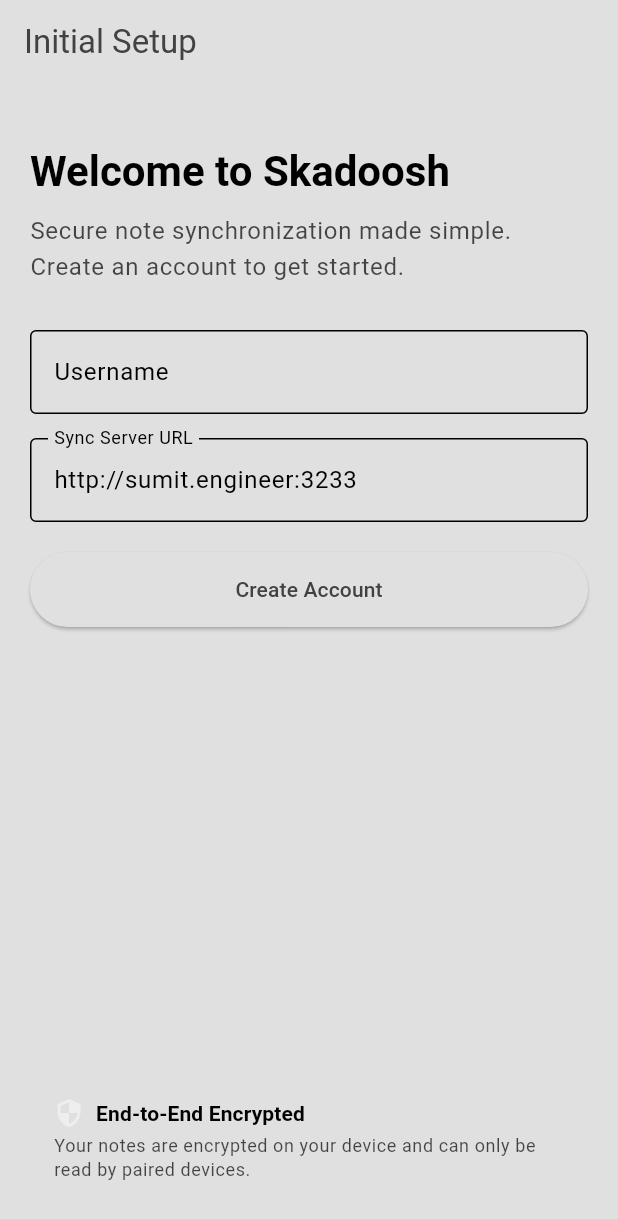
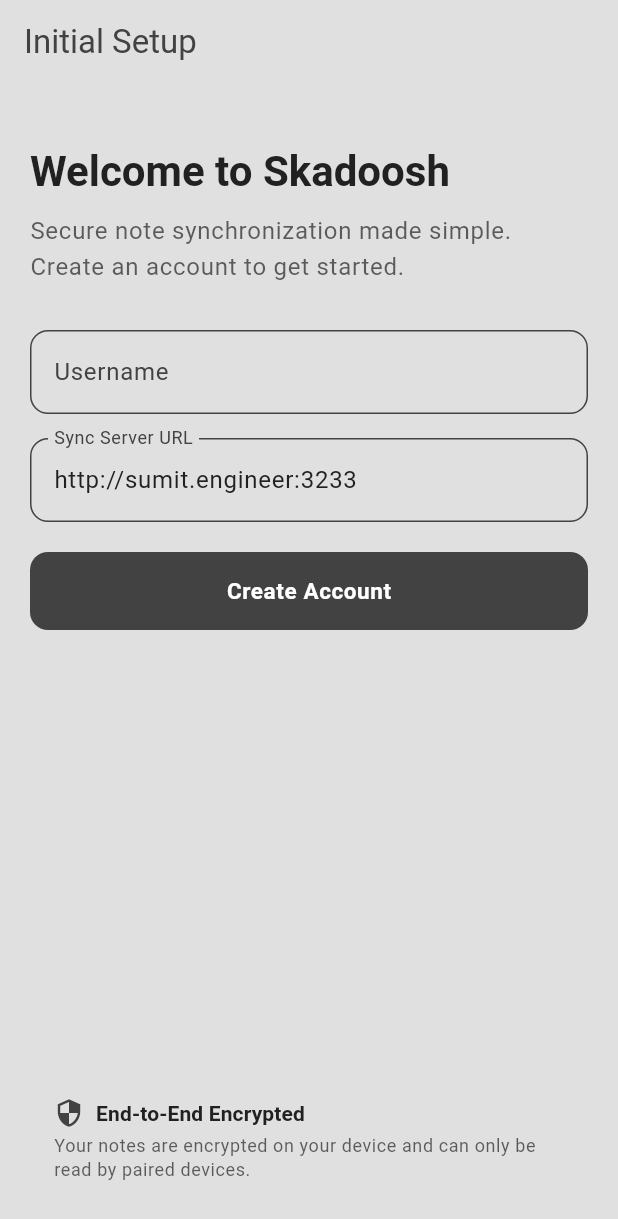
Before and after one commit to Z-xus/skadoosh-android, a Flutter app: the screen it shows after launch, on a phone screen of 412 x 824 dp. Shown: the top 1219 px of the screen. Run offline on Flutter 3.47's test engine with Material 3 defaults, Android fonts, the phone set to English and light mode, and no system bars; our stand-ins replace device_info_plus, isar, popover, shared_preferences, watcher; missing offline and left inert: appflowy_editor, diff_match_patch, pointycastle; accounts and stored records are empty; generated files the repository leaves out were written again.

Commit message:
feat(ui): fix theme

```diff
--- a/lib/pages/user_onboarding_page.dart
+++ b/lib/pages/user_onboarding_page.dart
@@ -194,20 +194,60 @@ class _UserOnboardingPageState extends State<UserOnboardingPage> {
               // Registration form
               TextField(
                 controller: _usernameController,
-                decoration: const InputDecoration(
+                decoration: InputDecoration(
                   labelText: 'Username',
                   hintText: 'Enter your username',
                   border: OutlineInputBorder(),
+
+                  labelStyle: TextStyle(
+                    color: Theme.of(context).colorScheme.inversePrimary,
+                  ),
+                  floatingLabelStyle: TextStyle(
+                    color: Theme.of(context).colorScheme.inversePrimary,
+                  ),
+                  enabledBorder: OutlineInputBorder(
+                    borderRadius: BorderRadius.circular(12),
+                    borderSide: BorderSide(
+                      color: Theme.of(context).colorScheme.inversePrimary,
+                    ),
+                  ),
+                  focusedBorder: OutlineInputBorder(
+                    borderRadius: BorderRadius.circular(12),
+                    borderSide: BorderSide(
+                      color: Theme.of(context).colorScheme.inversePrimary,
+                      width: 1.5,
+                    ),
+                  ),
                 ),
                 enabled: !_isLoading,
               ),
               const SizedBox(height: 16),
               TextField(
                 controller: _syncUrlController,
-                decoration: const InputDecoration(
+                decoration: InputDecoration(
                   labelText: 'Sync Server URL',
                   hintText: 'https://your-server.com',
                   border: OutlineInputBorder(),
+
+                  labelStyle: TextStyle(
+                    color: Theme.of(context).colorScheme.inversePrimary,
+                  ),
+                  floatingLabelStyle: TextStyle(
+                    color: Theme.of(context).colorScheme.inversePrimary,
+                  ),
+                  enabledBorder: OutlineInputBorder(
+                    borderRadius: BorderRadius.circular(12),
+                    borderSide: BorderSide(
+                      color: Theme.of(context).colorScheme.inversePrimary,
+                    ),
+                  ),
+                  focusedBorder: OutlineInputBorder(
+                    borderRadius: BorderRadius.circular(12),
+                    borderSide: BorderSide(
+                      color: Theme.of(context).colorScheme.inversePrimary,
+                      width: 1.5,
+                    ),
+                  ),
                 ),
                 enabled: !_isLoading,
               ),
@@ -233,15 +273,37 @@ class _UserOnboardingPageState extends State<UserOnboardingPage> {
               // Register button
               SizedBox(
                 width: double.infinity,
-                height: 50,
+                height: 52,
                 child: ElevatedButton(
                   onPressed: _isLoading ? null : _registerUser,
+                  style: ElevatedButton.styleFrom(
+                    elevation: 0,
+                    backgroundColor: Theme.of(
+                      context,
+                    ).colorScheme.inversePrimary,
+                    disabledBackgroundColor: Theme.of(
+                      context,
+                    ).colorScheme.primary.withOpacity(0.4),
+                    shape: RoundedRectangleBorder(
+                      borderRadius: BorderRadius.circular(12),
+                    ),
+                  ),
                   child: _isLoading
-                      ? const CircularProgressIndicator()
+                      ? SizedBox(
+                          width: 22,
+                          height: 22,
+                          child: CircularProgressIndicator(
+                            strokeWidth: 2,
+                            color: Theme.of(context).colorScheme.onPrimary,
+                          ),
+                        )
                       : Text(
                           'Create Account',
                           style: TextStyle(
-                            color: Theme.of(context).colorScheme.inversePrimary,
+                            fontSize: 15,
+                            fontWeight: FontWeight.w600,
+                            letterSpacing: 0.4,
+                            color: Theme.of(context).colorScheme.onPrimary,
                           ),
                         ),
                 ),
@@ -250,6 +312,9 @@ class _UserOnboardingPageState extends State<UserOnboardingPage> {
             ] else ...[
               // Registered user view
               Card(
+                // elevation: 0,
+                borderOnForeground: true,
+                color: Theme.of(context).colorScheme.inverseSurface,
                 child: Padding(
                   padding: const EdgeInsets.all(16),
                   child: Column(
@@ -257,23 +322,23 @@ class _UserOnboardingPageState extends State<UserOnboardingPage> {
                     children: [
                       Text(
                         'Your Share ID',
-                        style: Theme.of(context).textTheme.titleMedium
-                            ?.copyWith(fontWeight: FontWeight.bold),
+                        style: TextStyle(
+                          color: Theme.of(context).colorScheme.primary,
+                          fontWeight: FontWeight.bold,
+                        ),
                       ),
                       const SizedBox(height: 8),
                       Row(
+                        mainAxisAlignment: MainAxisAlignment.center,
                         children: [
-                          Expanded(
-                            child: Text(
+                          Text(
                             _shareId ?? '',
                             style: Theme.of(context).textTheme.headlineSmall
                                 ?.copyWith(
                                   fontFamily: 'Courier',
-                                    color: Theme.of(
-                                      context,
-                                    ).colorScheme.inversePrimary,
+                                  color: Theme.of(context).colorScheme.primary,
                                   fontWeight: FontWeight.bold,
-                                  ),
+                                  fontSize: 28,
                                 ),
                           ),
                           IconButton(
@@ -286,10 +351,10 @@ class _UserOnboardingPageState extends State<UserOnboardingPage> {
                       const SizedBox(height: 8),
                       Text(
                         'Share this ID with others to sync notes securely.',
-                        style: Theme.of(context).textTheme.bodyMedium?.copyWith(
-                          color: Theme.of(
-                            context,
-                          ).colorScheme.onSurface.withValues(alpha: 0.7),
+                        style: TextStyle(
+                          color: Theme.of(context).colorScheme.primary,
+                          fontWeight: FontWeight.bold,
+                          fontSize: 12,
                         ),
                       ),
                     ],
@@ -301,14 +366,26 @@ class _UserOnboardingPageState extends State<UserOnboardingPage> {
               // Action buttons
               SizedBox(
                 width: double.infinity,
-                height: 50,
+                height: 52,
                 child: ElevatedButton.icon(
                   onPressed: _goToNotes,
-                  icon: const Icon(Icons.note),
-                  label: Text(
+                  style: ElevatedButton.styleFrom(
+                    elevation: 0,
+                    backgroundColor: Theme.of(
+                      context,
+                    ).colorScheme.inversePrimary,
+                    foregroundColor: Theme.of(context).colorScheme.primary,
+                    shape: RoundedRectangleBorder(
+                      borderRadius: BorderRadius.circular(12),
+                    ),
+                  ),
+                  icon: Icon(Icons.note, size: 18),
+                  label: const Text(
                     'Start Taking Notes',
                     style: TextStyle(
-                      color: Theme.of(context).colorScheme.inversePrimary,
+                      fontSize: 15,
+                      fontWeight: FontWeight.w600,
+                      letterSpacing: 0.4,
                     ),
                   ),
                 ),
@@ -316,14 +393,25 @@ class _UserOnboardingPageState extends State<UserOnboardingPage> {
               const SizedBox(height: 12),
               SizedBox(
                 width: double.infinity,
-                height: 50,
+                height: 52,
                 child: OutlinedButton.icon(
                   onPressed: _goToDeviceManagement,
-                  icon: const Icon(Icons.devices),
-                  label: Text(
+                  style: OutlinedButton.styleFrom(
+                    foregroundColor: Theme.of(context).colorScheme.onSurface,
+                    side: BorderSide(
+                      color: Theme.of(context).colorScheme.outline,
+                    ),
+                    shape: RoundedRectangleBorder(
+                      borderRadius: BorderRadius.circular(12),
+                    ),
+                  ),
+                  icon: Icon(Icons.devices, size: 18),
+                  label: const Text(
                     'Manage Devices',
                     style: TextStyle(
-                      color: Theme.of(context).colorScheme.inversePrimary,
+                      fontSize: 15,
+                      fontWeight: FontWeight.w600,
+                      letterSpacing: 0.4,
                     ),
                   ),
                 ),
@@ -349,7 +437,7 @@ class _UserOnboardingPageState extends State<UserOnboardingPage> {
                       Icon(
                         Icons.security,
                         size: 20,
-                        color: Theme.of(context).colorScheme.primary,
+                        color: Theme.of(context).colorScheme.inversePrimary,
                       ),
                       const SizedBox(width: 8),
                       Text(
--- a/lib/theme/theme.dart
+++ b/lib/theme/theme.dart
@@ -1,21 +1,40 @@
 import 'package:flutter/material.dart';
 
 ThemeData lightMode = ThemeData(
+  useMaterial3: true,
   brightness: Brightness.light,
   colorScheme: ColorScheme.light(
     surface: Colors.grey.shade300,
     primary: Colors.grey.shade200,
     secondary: Colors.grey.shade400,
     inversePrimary: Colors.grey.shade800,
+    outline: Colors.grey.shade500,
+    onSurface: Colors.grey.shade900,
+    onSurfaceVariant: Colors.grey.shade700,
+  ),
+  inputDecorationTheme: InputDecorationTheme(
+    enabledBorder: OutlineInputBorder(
+      borderSide: BorderSide(color: Colors.grey.shade500),
+      borderRadius: BorderRadius.circular(12),
+    ),
+    focusedBorder: OutlineInputBorder(
+      borderSide: BorderSide(color: Colors.grey.shade800, width: 1.5),
+      borderRadius: BorderRadius.circular(12),
+    ),
   ),
 );
 
 ThemeData darkMode = ThemeData(
+  useMaterial3: true,
   brightness: Brightness.dark,
   colorScheme: ColorScheme.dark(
-    surface: const Color.fromARGB(255, 24, 24, 24),
-    primary: const Color.fromARGB(255, 34, 34, 34),
-    secondary: const Color.fromARGB(255, 49, 49, 49),
+    surface: const Color(0xFF181818),
+    primary: const Color(0xFF222222),
+    secondary: const Color(0xFF313131),
     inversePrimary: Colors.grey.shade300,
+    outline: const Color(0xFF444444),
+    onSurface: Colors.white,
+    onSurfaceVariant: Colors.grey,
   ),
+  inputDecorationTheme: const InputDecorationTheme(),
 );
```
Lines whose indentation alone changed are shown as unchanged.
